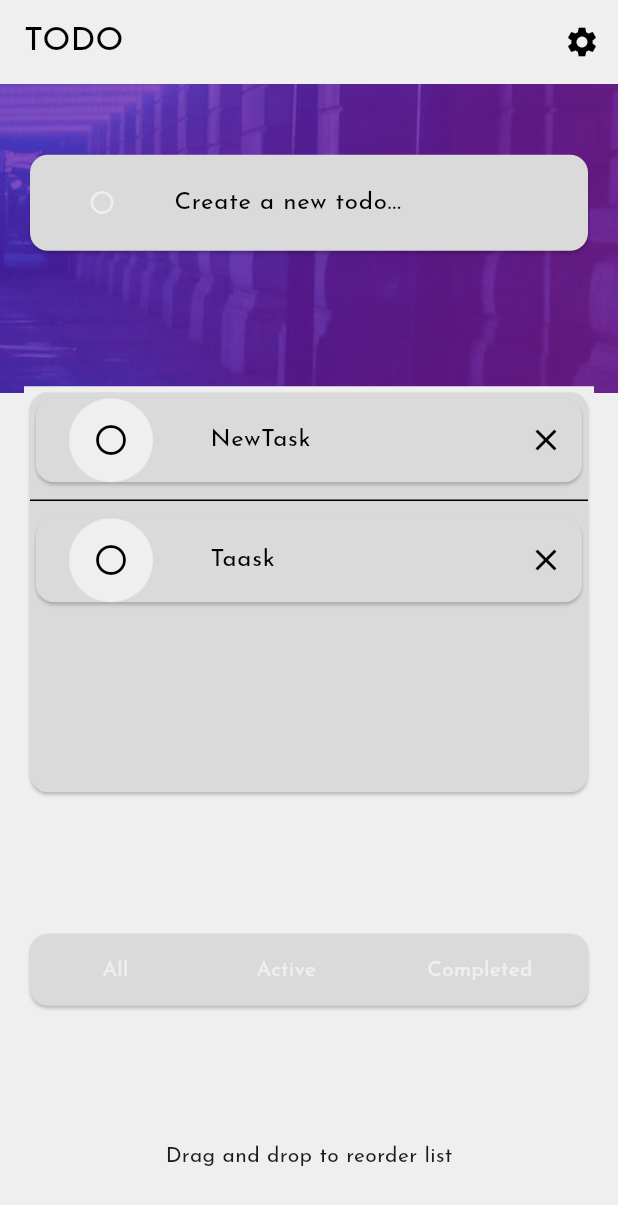
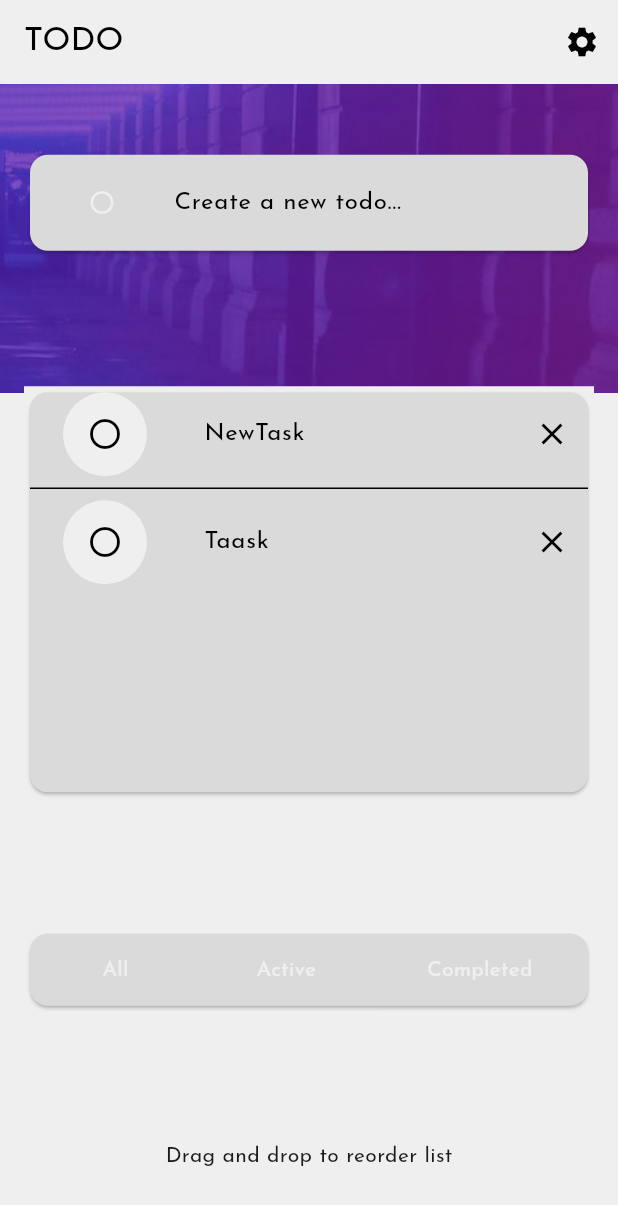
Before and after one commit to Isa-30a/what_todo, a Flutter app: the screen it shows after launch, on a phone screen of 412 x 824 dp. Shown: the top 1205 px of the screen. Run offline on Flutter 3.47's test engine with Material 3 defaults, Android fonts, the light colour scheme and no system bars; our stand-ins replace google_fonts, sqflite; accounts and stored records are empty; generated files the repository leaves out were written again.

Commit message:
♻️ refactor: simplify TaskListTile layout by removing unnecessary Card wrapper

```diff
--- a/lib/ui/add_task/widgets/task_list_tile.dart
+++ b/lib/ui/add_task/widgets/task_list_tile.dart
@@ -11,9 +11,8 @@ class TaskListTile extends StatelessWidget {
 
   @override
   Widget build(BuildContext context) {
-    return Card(
-      child: ListTile(
-        contentPadding: EdgeInsets.all(0),
+    return ListTile(
+      contentPadding: EdgeInsets.symmetric(horizontal: 0),
       title: Text(task.title),
       leading: CircleAvatar(
         radius: 50,
@@ -26,7 +25,6 @@ class TaskListTile extends StatelessWidget {
         ),
       ),
       trailing: IconButton(onPressed: () {}, icon: Icon(Icons.close)),
-      ),
     );
   }
 }
```
Lines whose indentation alone changed are shown as unchanged.
